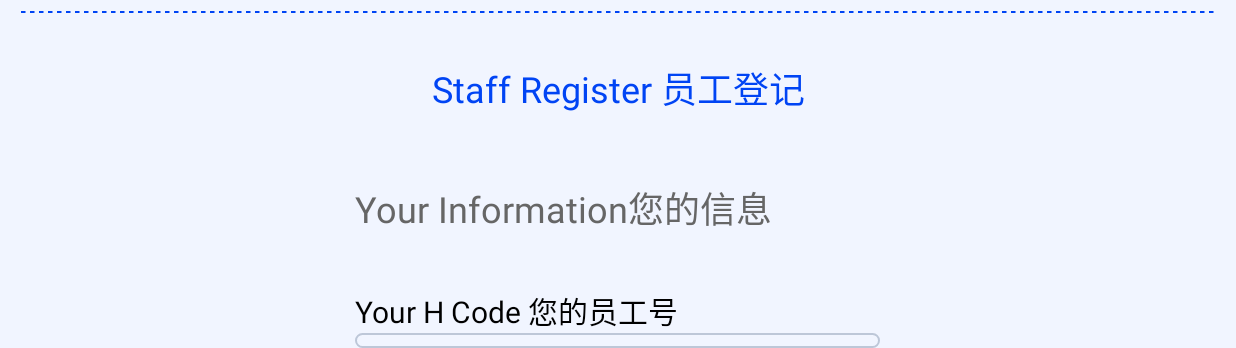
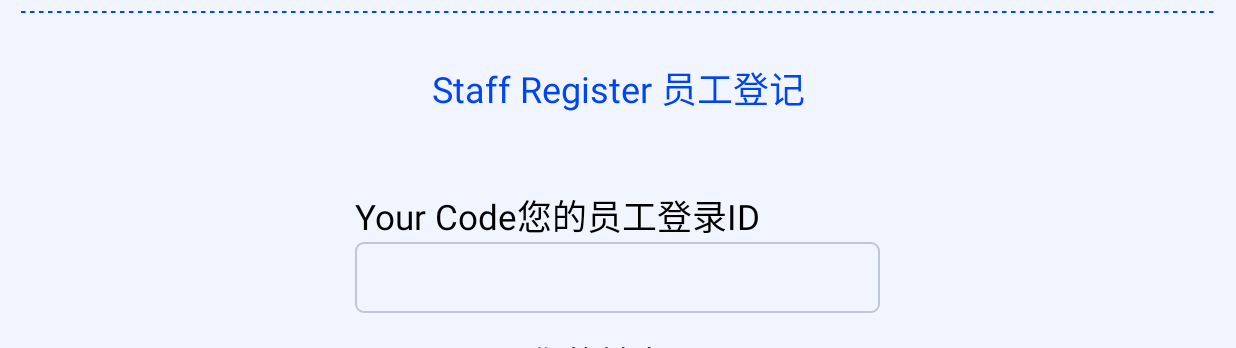
Before and after one commit to AnjingZhong1984/Visitor_GM, an Android app: the StaffActivity screen opened directly, with no data from a screen before it, on a phone screen of 824 x 412 dp (held sideways), the part 270-618 px from its top. Run offline under Robolectric (Android 15) with nearby library versions, the phone set to English and light mode, and no system bars.

Commit message:
init project

```diff
--- a/app/src/main/res/layout/activity_staff.xml
+++ b/app/src/main/res/layout/activity_staff.xml
@@ -105,23 +105,15 @@
     <LinearLayout
             android:orientation="vertical"
             android:layout_width="350dp"
-
+            android:gravity="top"
             android:layout_height="match_parent">
         <TextView android:layout_width="match_parent"
                   android:layout_height="wrap_content"
-                  android:textSize="24sp"
-                  android:textColor="#666666"
-                  android:id="@+id/yourinfo"
-                  android:layout_marginBottom="20dp"
-                  android:text="Your Information您的信息"/>
-
-        <TextView android:layout_width="match_parent"
-                  android:layout_height="wrap_content"
-                  android:textSize="20sp"
-                  android:layout_marginTop="15dp"
+                  android:textSize="23sp"
+                  android:layout_marginTop="5dp"
                   android:textColor="#000000"
                   android:id="@+id/hCodeDesc"
-                  android:text="Your H Code 您的员工号"/>
+                  android:text="Your Code您的员工登录ID"/>
         <EditText android:layout_width="match_parent"
                   android:layout_height="wrap_content"
                   android:labelFor="@id/hCodeDesc"
@@ -136,7 +128,7 @@
 
         <TextView android:layout_width="match_parent"
                   android:layout_height="wrap_content"
-                  android:textSize="20sp"
+                  android:textSize="23sp"
                   android:textColor="#000000"
                   android:layout_marginTop="15dp"
                   android:id="@+id/visitNameDesc"
@@ -155,7 +147,45 @@
 
         <TextView android:layout_width="match_parent"
                   android:layout_height="wrap_content"
+                  android:textSize="23sp"
+                  android:textColor="#000000"
+                  android:layout_marginTop="15dp"
+                  android:id="@+id/remarkDesc"
+                  android:text="Your Location您的所在地"/>
+        <EditText android:layout_width="match_parent"
+                  android:layout_height="wrap_content"
+                  android:labelFor="@id/remarkDesc"
+                  android:id="@+id/remark"
+                  android:singleLine="true"
+                  android:maxLines="1"
                   android:textSize="20sp"
+                  android:padding="10dp"
+                  android:textColor="#000000"
+                  android:background="@drawable/bg_edittext"
+                  android:inputType="text"/>
+
+        <TextView android:layout_width="match_parent"
+                  android:layout_height="wrap_content"
+                  android:textSize="23sp"
+                  android:textColor="#000000"
+                  android:layout_marginTop="15dp"
+                  android:id="@+id/departmentDesc"
+                  android:text="Your Dept.您的部门"/>
+        <EditText android:layout_width="match_parent"
+                  android:layout_height="wrap_content"
+                  android:labelFor="@id/departmentDesc"
+                  android:id="@+id/department"
+                  android:singleLine="true"
+                  android:maxLines="1"
+                  android:textSize="20sp"
+                  android:padding="10dp"
+                  android:textColor="#000000"
+                  android:background="@drawable/bg_edittext"
+                  android:inputType="text"/>
+
+        <TextView android:layout_width="match_parent"
+                  android:layout_height="wrap_content"
+                  android:textSize="23sp"
                   android:textColor="#000000"
                   android:layout_marginTop="15dp"
                   android:id="@+id/badageNoDesc"
```
Also changed, not shown: app/src/main/java/fafa/com/visitor/DataHandler.java (+44 -9 lines), app/src/main/java/fafa/com/visitor/util/UsbPrintUtil.java (+53 -19 lines), app/src/main/res/layout/activity_external.xml (+19 -19 lines), app/src/main/res/layout/activity_fullscreen.xml (+4 -4 lines).
